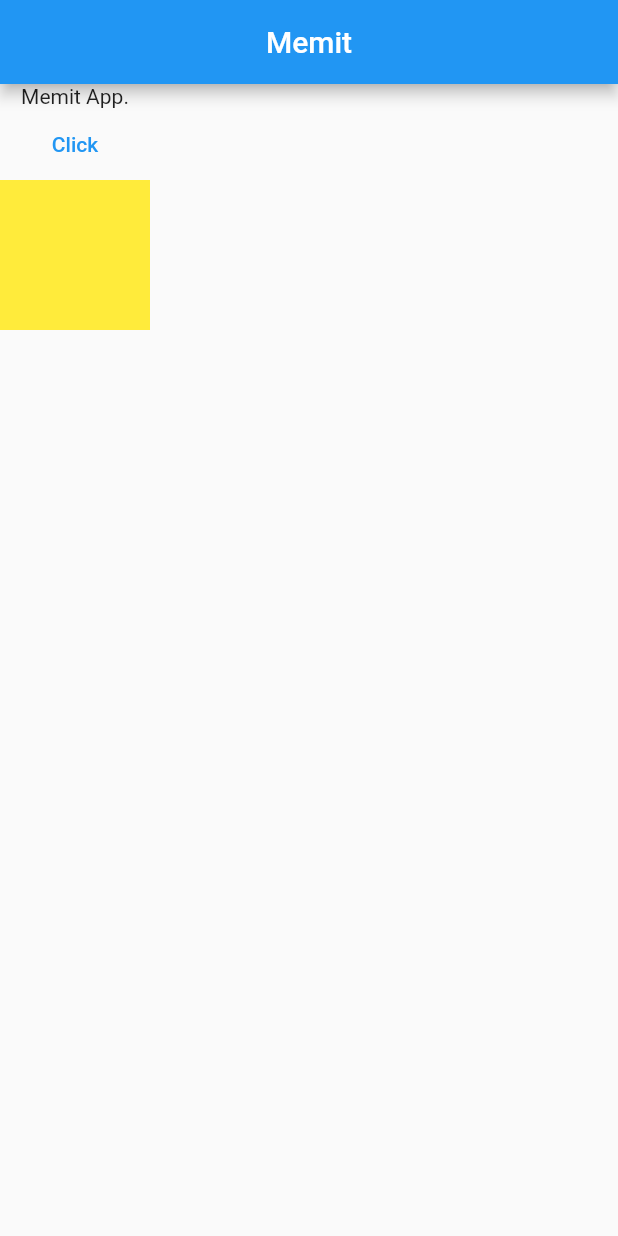
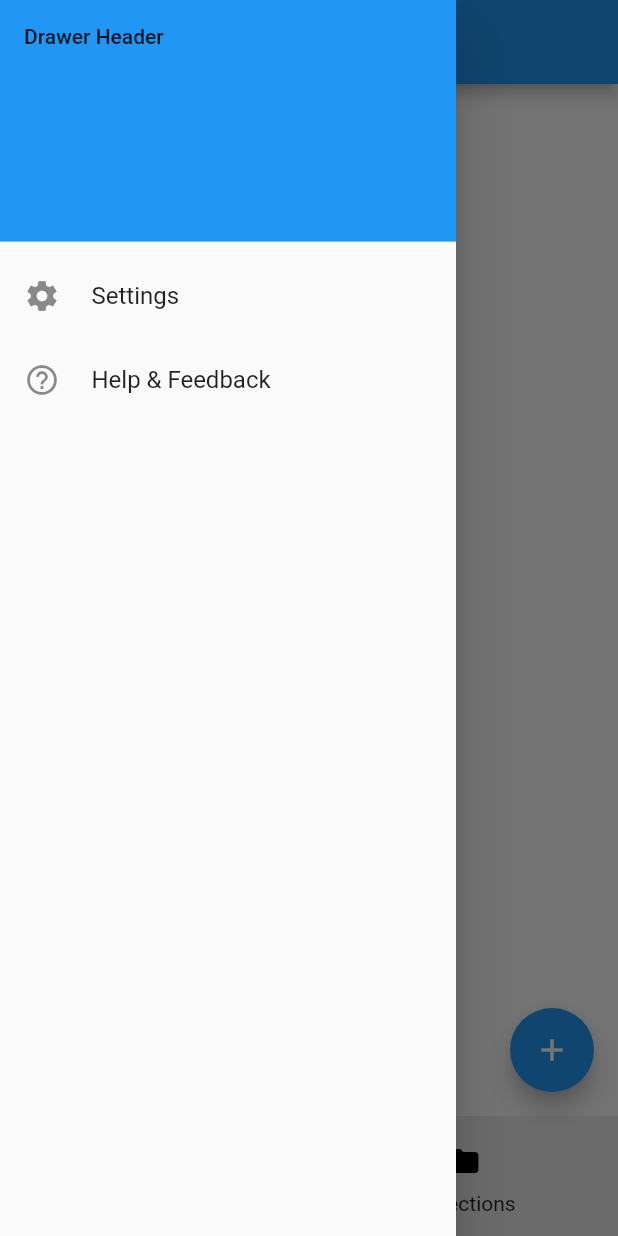
Before and after one commit to rajenderK7/memit, a Flutter app: the screen it shows after launch, with the side drawer open (before the commit the screen has no drawer), on a phone screen of 412 x 824 dp. Run offline on Flutter 3.47's test engine with Material 2 defaults, Android fonts, the phone set to English and light mode, and no system bars; our stand-ins replace flutter_riverpod, go_router, shared_preferences, sqflite; accounts and stored records are empty.

Commit message:
Feat: Routing

```diff
--- a/lib/main.dart
+++ b/lib/main.dart
@@ -1,8 +1,11 @@
 import 'package:flutter/material.dart';
 import 'package:flutter_riverpod/flutter_riverpod.dart';
+import 'package:memit/shared/constants.dart';
 import 'package:memit/utils/dark_theme_provider.dart';
+import 'package:memit/utils/routes.dart';
 
 void main() {
+  WidgetsFlutterBinding.ensureInitialized();
   runApp(const ProviderScope(child: MemitApp()));
 }
 
@@ -12,54 +15,15 @@ class MemitApp extends ConsumerWidget {
   @override
   Widget build(BuildContext context, WidgetRef ref) {
     final darkMode = ref.watch(darkThemeProvider);
-    return MaterialApp(
-      title: 'Memit',
+    return MaterialApp.router(
+      title: Constants.appName,
+      debugShowCheckedModeBanner: false,
       theme: ThemeData(
         primarySwatch: Colors.blue,
       ),
       darkTheme: ThemeData.dark(),
       themeMode: darkMode ? ThemeMode.dark : ThemeMode.light,
-      home: const HomePage(),
+      routerConfig: router,
     );
   }
 }
-
-class HomePage extends StatelessWidget {
-  const HomePage({super.key});
-
-  @override
-  Widget build(BuildContext context) {
-    return Scaffold(
-      appBar: AppBar(
-        title: const Text("Memit"),
-        centerTitle: true,
-      ),
-      body: Column(
-        children: [
-          const Text("Memit App."),
-          Consumer(
-            builder: (context, ref, child) {
-              final isDark = ref.watch(darkThemeProvider);
-              return Column(
-                crossAxisAlignment: CrossAxisAlignment.center,
-                children: [
-                  TextButton(
-                    onPressed: () {
-                      ref.read(darkThemeProvider.notifier).toggle();
-                    },
-                    child: const Text("Click"),
-                  ),
-                  Container(
-                    height: 100,
-                    width: 100,
-                    color: isDark ? Colors.black : Colors.yellow,
-                  )
-                ],
-              );
-            },
-          ),
-        ],
-      ),
-    );
-  }
-}
--- /dev/null
+++ b/lib/pages/home_page.dart
@@ -0,0 +1,21 @@
+import 'package:flutter/material.dart';
+import 'package:flutter_riverpod/flutter_riverpod.dart';
+import 'package:memit/utils/dark_theme_provider.dart';
+
+class HomePage extends StatelessWidget {
+  const HomePage({super.key});
+
+  @override
+  Widget build(BuildContext context) {
+    return Consumer(
+      builder: (context, ref, child) => Center(
+        child: TextButton(
+          onPressed: () {
+            ref.read(darkThemeProvider.notifier).toggle();
+          },
+          child: const Text("Change Theme"),
+        ),
+      ),
+    );
+  }
+}
--- /dev/null
+++ b/lib/pages/main_scaffold.dart
@@ -0,0 +1,66 @@
+import 'package:flutter/material.dart';
+import 'package:go_router/go_router.dart';
+import 'package:memit/shared/memit_app_bar.dart';
+import 'package:memit/widgets/bottom_navbar.dart';
+
+class MainScaffold extends StatelessWidget {
+  final Widget child;
+  const MainScaffold({super.key, required this.child});
+
+  @override
+  Widget build(BuildContext context) {
+    return Scaffold(
+      drawer: const MemitDrawer(),
+      appBar: const MemitAppBar(),
+      body: child,
+      floatingActionButton: const FloatingActionButton(
+        onPressed: null,
+        child: Icon(Icons.add),
+      ),
+      bottomNavigationBar: const BottomNavbar(),
+    );
+  }
+}
+
+class MemitDrawer extends StatelessWidget {
+  const MemitDrawer({
+    Key? key,
+  }) : super(key: key);
+
+  @override
+  Widget build(BuildContext context) {
+    return Drawer(
+      child: ListView(
+        // Important: Remove any padding from the ListView.
+        padding: EdgeInsets.zero,
+        children: [
+          const DrawerHeader(
+            decoration: BoxDecoration(
+              color: Colors.blue,
+            ),
+            child: Text('Drawer Header'),
+          ),
+          ListTile(
+            horizontalTitleGap: 5,
+            style: ListTileStyle.list,
+            leading: const Icon(Icons.settings_sharp),
+            title: const Text('Settings'),
+            onTap: () {
+              context.push("/settings");
+            },
+          ),
+          ListTile(
+            horizontalTitleGap: 5,
+            style: ListTileStyle.list,
+            leading: const Icon(Icons.help_outline),
+            title: const Text('Help & Feedback'),
+            onTap: () {
+              // Update the state of the app.
+              // ...
+            },
+          ),
+        ],
+      ),
+    );
+  }
+}
--- /dev/null
+++ b/lib/pages/settings_page.dart
@@ -0,0 +1,23 @@
+import 'package:flutter/material.dart';
+import 'package:go_router/go_router.dart';
+
+class SettingsPage extends StatelessWidget {
+  const SettingsPage({super.key});
+
+  @override
+  Widget build(BuildContext context) {
+    return Scaffold(
+      appBar: AppBar(
+        leading: IconButton(
+          onPressed: () => context.pop(),
+          icon: const Icon(
+            Icons.arrow_back,
+          ),
+        ),
+      ),
+      body: const Center(
+        child: Text("Hey, there!"),
+      ),
+    );
+  }
+}
--- /dev/null
+++ b/lib/shared/constants.dart
@@ -0,0 +1,3 @@
+class Constants {
+  static const String appName = "Memit";
+}
--- /dev/null
+++ b/lib/shared/memit_app_bar.dart
@@ -0,0 +1,17 @@
+import 'package:flutter/material.dart';
+import 'package:memit/shared/constants.dart';
+
+class MemitAppBar extends StatelessWidget implements PreferredSizeWidget {
+  const MemitAppBar({super.key});
+
+  @override
+  Widget build(BuildContext context) {
+    return AppBar(
+      title: const Text(Constants.appName),
+      centerTitle: true,
+    );
+  }
+
+  @override
+  Size get preferredSize => const Size.fromHeight(56);
+}
--- a/lib/utils/dark_theme_provider.dart
+++ b/lib/utils/dark_theme_provider.dart
@@ -1,11 +1,24 @@
 import 'package:flutter_riverpod/flutter_riverpod.dart';
+import 'package:shared_preferences/shared_preferences.dart';
 
 class DarkThemeNotifier extends StateNotifier<bool> {
+  late SharedPreferences prefs;
+
   // by defaul the theme is `light`.
-  DarkThemeNotifier() : super(false);
+  DarkThemeNotifier() : super(false) {
+    _loadPrefs();
+  }
+
+  Future<void> _loadPrefs() async {
+    prefs = await SharedPreferences.getInstance();
+    var darkMode = prefs.getBool("darkMode");
+    state = darkMode ?? false;
+  }
 
   void toggle() {
     state = !state;
+    // persist the user's preffered mode.
+    prefs.setBool("darkMode", state);
   }
 }
 
--- /dev/null
+++ b/lib/utils/routes.dart
@@ -0,0 +1,69 @@
+import 'package:flutter/material.dart';
+import 'package:go_router/go_router.dart';
+import 'package:memit/pages/home_page.dart';
+import 'package:memit/pages/main_scaffold.dart';
+import 'package:memit/pages/settings_page.dart';
+
+/*
+  home -> "/"
+  collections -> "/collections"
+
+  -- Since `home` and `collections` are on the same level the `collections`
+  -- route can be nested under the `home` route.
+
+  -- For `home` and `collection` routes the `bottomNavbar` shall be static,
+  -- hence, we can use a `ShellRoute` from `go_router` package.
+
+  settings -> "/settings"
+  create -> "/create"
+  readNote -> "/readNote"
+*/
+
+final GlobalKey<NavigatorState> _rootNavigatorKey =
+    GlobalKey<NavigatorState>(debugLabel: 'root');
+final GlobalKey<NavigatorState> _shellNavigatorKey =
+    GlobalKey<NavigatorState>(debugLabel: 'shell');
+
+final GoRouter router = GoRouter(
+  navigatorKey: _rootNavigatorKey,
+  routes: [
+    ShellRoute(
+      navigatorKey: _shellNavigatorKey,
+      routes: [
+        GoRoute(
+          path: "/",
+          builder: (context, state) => const HomePage(),
+          routes: [
+            GoRoute(
+              parentNavigatorKey: _shellNavigatorKey,
+              path: "collections",
+              builder: (context, state) => Container(
+                width: double.maxFinite,
+                height: double.maxFinite,
+                color: Colors.red,
+              ),
+            ),
+          ],
+        ),
+      ],
+      builder: (context, state, child) => MainScaffold(
+        child: child,
+      ),
+    ),
+    GoRoute(
+      parentNavigatorKey: _rootNavigatorKey,
+      path: "/settings",
+      builder: (context, state) => const SettingsPage(),
+    ),
+    GoRoute(
+      parentNavigatorKey: _rootNavigatorKey,
+      path: "/create",
+      builder: (context, state) => Container(),
+    ),
+    GoRoute(
+      parentNavigatorKey: _rootNavigatorKey,
+      path: "/readNote/:id",
+      builder: (context, state) => Container(),
+    ),
+  ],
+);
--- /dev/null
+++ b/lib/widgets/bottom_navbar.dart
@@ -0,0 +1,86 @@
+import 'package:flutter/material.dart';
+import 'package:go_router/go_router.dart';
+
+class BottomNavbar extends StatelessWidget {
+  const BottomNavbar({super.key});
+
+  void _onTap(int index, BuildContext context) {
+    switch (index) {
+      case 0:
+        context.go("/");
+        break;
+      case 1:
+        context.go("/collections");
+        break;
+      default:
+        context.go("/");
+        break;
+    }
+  }
+
+  int _calculateSelectedIndex(BuildContext context) {
+    final String location = GoRouterState.of(context).location;
+    if (location.contains("collections")) {
+      return 1;
+    }
+    return 0;
+  }
+
+  @override
+  Widget build(BuildContext context) {
+    return NavigationBarTheme(
+      data: NavigationBarThemeData(
+        labelTextStyle: MaterialStateProperty.all(
+          const TextStyle(
+            fontSize: 14,
+            fontWeight: FontWeight.w400,
+          ),
+        ),
+      ),
+      child: NavigationBar(
+        selectedIndex: _calculateSelectedIndex(context),
+        onDestinationSelected: (int index) => _onTap(index, context),
+        destinations: const [
+          NavigationDestination(
+            label: "Home",
+            icon: Icon(
+              Icons.home_filled,
+            ),
+            tooltip: "Home",
+          ),
+          NavigationDestination(
+            label: "Collections",
+            icon: Icon(
+              Icons.folder,
+            ),
+            tooltip: "Collections",
+          ),
+        ],
+      ),
+    );
+  }
+}
+
+
+/**
+ * BottomNavigationBar(
+      onTap: (int idx) => onTap(idx, context),
+      currentIndex: 0,
+      items: const [
+        BottomNavigationBarItem(
+          label: "Home",
+          icon: Icon(
+            Icons.home_filled,
+          ),
+          tooltip: "Home",
+        ),
+        BottomNavigationBarItem(
+          label: "Collections",
+          icon: Icon(
+            Icons.folder,
+          ),
+          tooltip: "Collections",
+        ),
+      ],
+    );
+ */
--- a/pubspec.yaml
+++ b/pubspec.yaml
@@ -40,6 +40,7 @@ dependencies:
   shared_preferences: ^2.0.15
   flutter_riverpod: ^2.1.3
   path_provider: ^2.0.11
+  go_router: ^6.0.1
 
 dev_dependencies:
   flutter_test:
```
Also changed, not shown: pubspec.lock.
